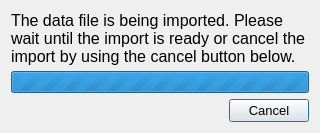
Old version of the form qt/import_dialog.ui in the repository rickstaa/CCDAT.
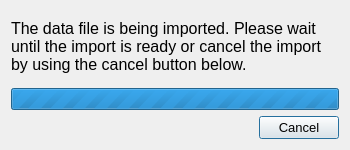
New version of the form.

What changed in the file:
```diff
--- a/qt/import_dialog.ui
+++ b/qt/import_dialog.ui
@@ -6,26 +6,26 @@
    <rect>
     <x>0</x>
     <y>0</y>
-    <width>320</width>
-    <height>133</height>
+    <width>350</width>
+    <height>150</height>
    </rect>
   </property>
   <property name="sizePolicy">
-   <sizepolicy hsizetype="Fixed" vsizetype="Fixed">
+   <sizepolicy hsizetype="MinimumExpanding" vsizetype="Fixed">
     <horstretch>0</horstretch>
     <verstretch>0</verstretch>
    </sizepolicy>
   </property>
   <property name="minimumSize">
    <size>
-    <width>320</width>
-    <height>133</height>
+    <width>350</width>
+    <height>150</height>
    </size>
   </property>
   <property name="maximumSize">
    <size>
-    <width>320</width>
-    <height>133</height>
+    <width>350</width>
+    <height>150</height>
    </size>
   </property>
   <property name="windowTitle">
```
